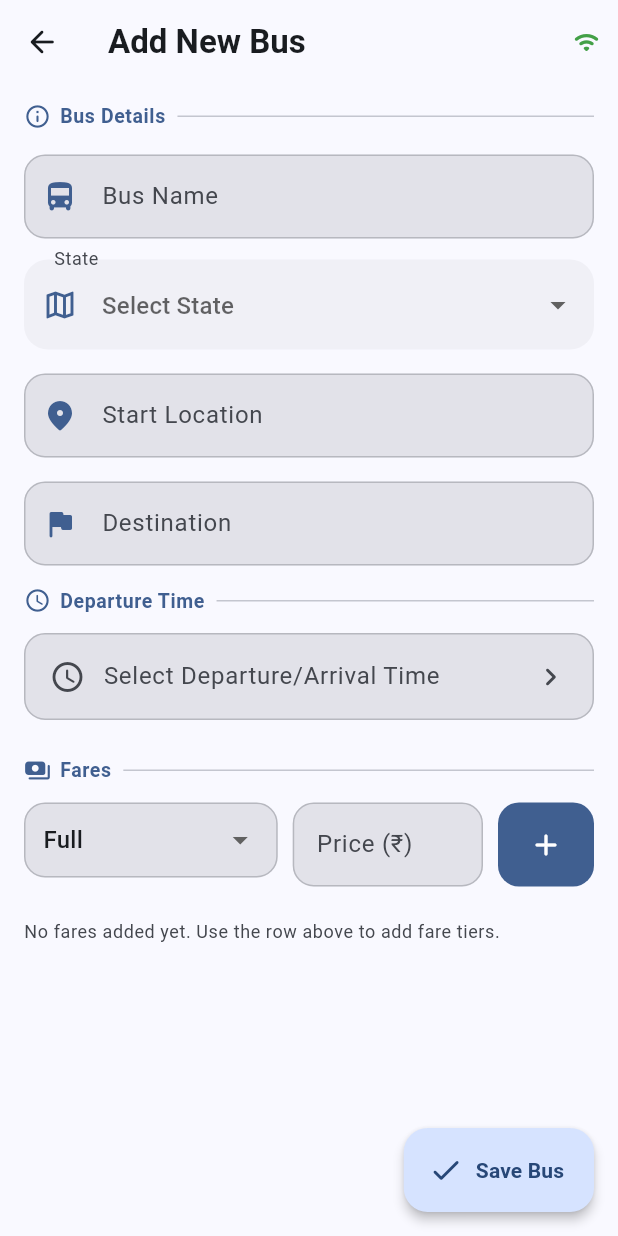
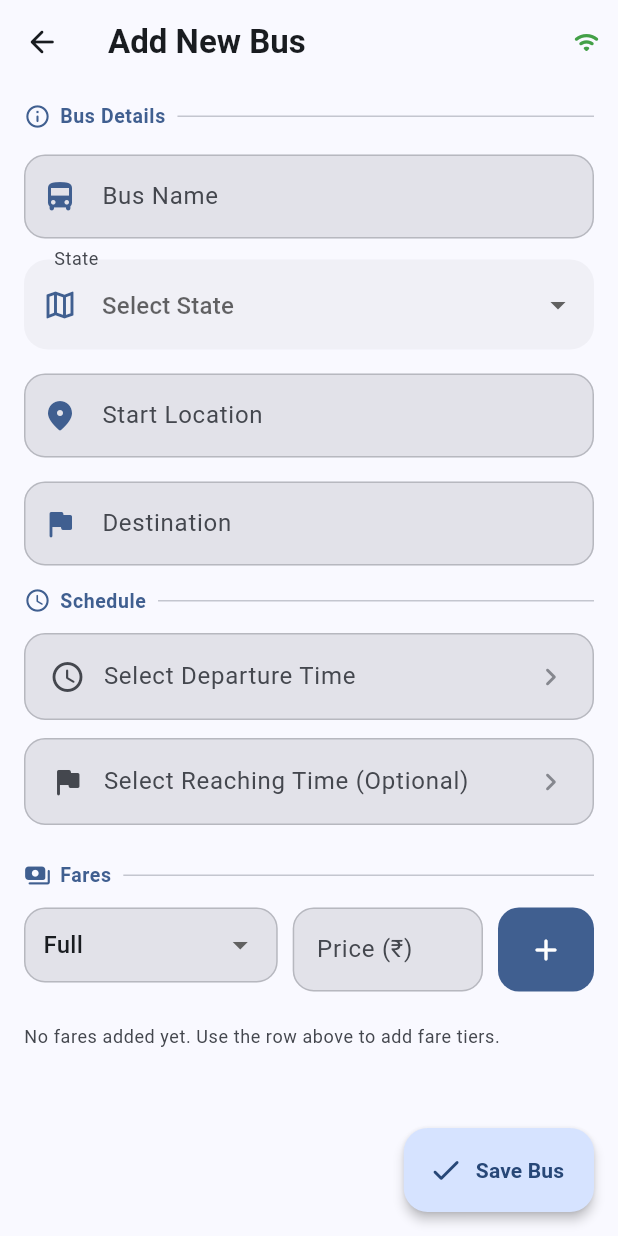
Before and after one commit to abyjays/bus-time-saver, a Flutter app: the AddBusScreen screen opened directly, on a phone screen of 412 x 824 dp. Run offline on Flutter 3.47's test engine with Material 3 defaults, Android fonts, the phone set to English and light mode, and no system bars; our stand-ins replace connectivity_plus, file_picker, flutter_dotenv, flutter_native_splash, flutter_secure_storage, package_info_plus and 2 more; missing offline and left inert: github_release_apk_updater; accounts and stored records are empty.

Commit message:
In App update bug fix

```diff
--- a/lib/database/database_helper.dart
+++ b/lib/database/database_helper.dart
@@ -16,7 +16,7 @@ class DatabaseHelper {
 
   // Database configuration
   static const String _databaseName = 'bus_time_saver.db';
-  static const int _databaseVersion = 4;
+  static const int _databaseVersion = 5;
 
   // Table name
   static const String tablesBuses = 'buses';
@@ -27,6 +27,7 @@ class DatabaseHelper {
   static const String columnStartLocation = 'start_location';
   static const String columnDestination = 'destination';
   static const String columnDepartureTime = 'departure_time';
+  static const String columnReachingTime = 'reaching_time';
   static const String columnFares = 'fares';
   static const String columnIsFavorite = 'is_favorite';
   static const String columnState = 'state';
@@ -97,6 +98,7 @@ class DatabaseHelper {
         $columnStartLocation TEXT    NOT NULL,
         $columnDestination   TEXT    NOT NULL,
         $columnDepartureTime TEXT    NOT NULL,
+        $columnReachingTime  TEXT,
         $columnFares         TEXT    NOT NULL,
         $columnIsFavorite    INTEGER NOT NULL DEFAULT 0,
         $columnState         TEXT    NOT NULL DEFAULT ''
@@ -116,6 +118,13 @@ class DatabaseHelper {
     if (oldVersion < 3) {
       await db.execute(
         "ALTER TABLE $tablesBuses ADD COLUMN $columnState TEXT NOT NULL DEFAULT ''",
+      );
+    }
+    // Version 4 changes handled (or no schema changes).
+    // Version 5: add the reaching_time column.
+    if (oldVersion < 5) {
+      await db.execute(
+        "ALTER TABLE $tablesBuses ADD COLUMN $columnReachingTime TEXT",
       );
     }
     // Version 4: migrate 12-hour AM/PM times to 24-hour HH:mm.
--- a/lib/screens/add_bus_screen.dart
+++ b/lib/screens/add_bus_screen.dart
@@ -68,6 +68,7 @@ class _AddBusScreenState extends State<AddBusScreen> {
 
   // ── State fields ──────────────────────────────────────────────────────────
   TimeOfDay? _selectedTime;
+  TimeOfDay? _selectedReachingTime;
   String _selectedFareType = _fareTypes.first;
   final List<Map<String, dynamic>> _fares = [];
   bool _isSaving = false;
@@ -130,6 +131,10 @@ class _AddBusScreenState extends State<AddBusScreen> {
         (data[DatabaseHelper.columnDepartureTime] as String?) ?? '';
     _selectedTime = _parseTimeString(timeStr);
 
+    final reachingStr =
+        (data[DatabaseHelper.columnReachingTime] as String?) ?? '';
+    _selectedReachingTime = _parseTimeString(reachingStr);
+
     // Parse stored fares JSON
     final faresRaw = (data[DatabaseHelper.columnFares] as String?) ?? '[]';
     try {
@@ -177,33 +182,46 @@ class _AddBusScreenState extends State<AddBusScreen> {
 
   // ── Helpers ────────────────────────────────────────────────────────────────
 
-  String get _formattedTime {
-    if (_selectedTime == null) return 'Select Departure/Arrival Time';
-    final hour = _selectedTime!.hourOfPeriod == 0
-        ? 12
-        : _selectedTime!.hourOfPeriod;
-    final minute = _selectedTime!.minute.toString().padLeft(2, '0');
-    final period = _selectedTime!.period == DayPeriod.am ? 'AM' : 'PM';
+  String _formatTime(TimeOfDay? time, String defaultText) {
+    if (time == null) return defaultText;
+    final hour = time.hourOfPeriod == 0 ? 12 : time.hourOfPeriod;
+    final minute = time.minute.toString().padLeft(2, '0');
+    final period = time.period == DayPeriod.am ? 'AM' : 'PM';
     return '$hour:$minute $period';
   }
 
-  String get _dbFormattedTime {
-    if (_selectedTime == null) return '';
-    final hour = _selectedTime!.hour.toString().padLeft(2, '0');
-    final minute = _selectedTime!.minute.toString().padLeft(2, '0');
+  String get _formattedTime => _formatTime(_selectedTime, 'Select Departure Time');
+  String get _formattedReachingTime => _formatTime(_selectedReachingTime, 'Select Reaching Time (Optional)');
+
+  String _dbFormatTime(TimeOfDay? time) {
+    if (time == null) return '';
+    final hour = time.hour.toString().padLeft(2, '0');
+    final minute = time.minute.toString().padLeft(2, '0');
     return '$hour:$minute';
   }
 
-  Future<void> _pickTime() async {
+  String get _dbFormattedTime => _dbFormatTime(_selectedTime);
+  String get _dbFormattedReachingTime => _dbFormatTime(_selectedReachingTime);
+
+  Future<void> _pickTime({bool isReachingTime = false}) async {
+    final initial = isReachingTime ? _selectedReachingTime : _selectedTime;
     final picked = await showTimePicker(
       context: context,
-      initialTime: _selectedTime ?? TimeOfDay.now(),
+      initialTime: initial ?? TimeOfDay.now(),
       builder: (context, child) => MediaQuery(
         data: MediaQuery.of(context).copyWith(alwaysUse24HourFormat: false),
         child: child!,
       ),
     );
-    if (picked != null) setState(() => _selectedTime = picked);
+    if (picked != null) {
+      setState(() {
+        if (isReachingTime) {
+          _selectedReachingTime = picked;
+        } else {
+          _selectedTime = picked;
+        }
+      });
+    }
   }
 
   void _addFare() {
@@ -265,6 +283,7 @@ class _AddBusScreenState extends State<AddBusScreen> {
         DatabaseHelper.columnStartLocation: _startLocationController.text,
         DatabaseHelper.columnDestination: _destinationController.text,
         DatabaseHelper.columnDepartureTime: _dbFormattedTime,
+        DatabaseHelper.columnReachingTime: _dbFormattedReachingTime,
         DatabaseHelper.columnFares: jsonEncode(_fares),
         DatabaseHelper.columnState: _stateController.text,
       };
@@ -429,16 +448,16 @@ class _AddBusScreenState extends State<AddBusScreen> {
             ),
             const SizedBox(height: 14),
 
-            // ── Departure time picker ──────────────────────────────────────────
+            // ── Schedule section ──────────────────────────────────────────
             _SectionHeader(
               icon: Icons.schedule_rounded,
-              label: 'Departure Time',
+              label: 'Schedule',
               colorScheme: colorScheme,
             ),
             const SizedBox(height: 12),
 
             InkWell(
-              onTap: _pickTime,
+              onTap: () => _pickTime(isReachingTime: false),
               borderRadius: BorderRadius.circular(14),
               child: Container(
                 padding: const EdgeInsets.symmetric(
@@ -478,7 +497,56 @@ class _AddBusScreenState extends State<AddBusScreen> {
                     ),
                     Icon(
                       Icons.chevron_right_rounded,
-                      color: colorScheme.onSurfaceVariant,
+                      color: colorScheme.onSurfaceVariant.withAlpha(150),
+                    ),
+                  ],
+                ),
+              ),
+            ),
+            const SizedBox(height: 12),
+
+            InkWell(
+              onTap: () => _pickTime(isReachingTime: true),
+              borderRadius: BorderRadius.circular(14),
+              child: Container(
+                padding: const EdgeInsets.symmetric(
+                  horizontal: 16,
+                  vertical: 16,
+                ),
+                decoration: BoxDecoration(
+                  color: colorScheme.surfaceContainerHighest,
+                  borderRadius: BorderRadius.circular(14),
+                  border: Border.all(
+                    color: _selectedReachingTime != null
+                        ? colorScheme.primary
+                        : colorScheme.outline.withAlpha(100),
+                  ),
+                ),
+                child: Row(
+                  children: [
+                    Icon(
+                      Icons.flag_rounded,
+                      color: _selectedReachingTime != null
+                          ? colorScheme.primary
+                          : colorScheme.onSurfaceVariant,
+                    ),
+                    const SizedBox(width: 12),
+                    Expanded(
+                      child: Text(
+                        _formattedReachingTime,
+                        style: textTheme.bodyLarge?.copyWith(
+                          color: _selectedReachingTime != null
+                              ? colorScheme.onSurface
+                              : colorScheme.onSurfaceVariant,
+                          fontWeight: _selectedReachingTime != null
+                              ? FontWeight.w600
+                              : FontWeight.normal,
+                        ),
+                      ),
+                    ),
+                    Icon(
+                      Icons.chevron_right_rounded,
+                      color: colorScheme.onSurfaceVariant.withAlpha(150),
                     ),
                   ],
                 ),
--- a/pubspec.yaml
+++ b/pubspec.yaml
@@ -16,7 +16,7 @@ publish_to: 'none' # Remove this line if you wish to publish to pub.dev
 # https://developer.apple.com/library/archive/documentation/General/Reference/InfoPlistKeyReference/Articles/CoreFoundationKeys.html
 # In Windows, build-name is used as the major, minor, and patch parts
 # of the product and file versions while build-number is used as the build suffix.
-version: 1.0.1+2
+version: 1.0.2+3
 
 environment:
   sdk: ^3.13.1
```
Also changed, not shown: lib/screens/home_screen.dart (+25 -2 lines), lib/utils/app_updater.dart (+85 -34 lines), 1 other file.
